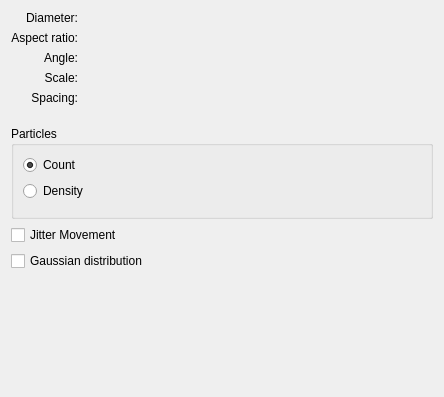
First picture: the form in plugins/paintops/spray/wdgsprayoptions.ui, repository KDE/krita, before the edit.
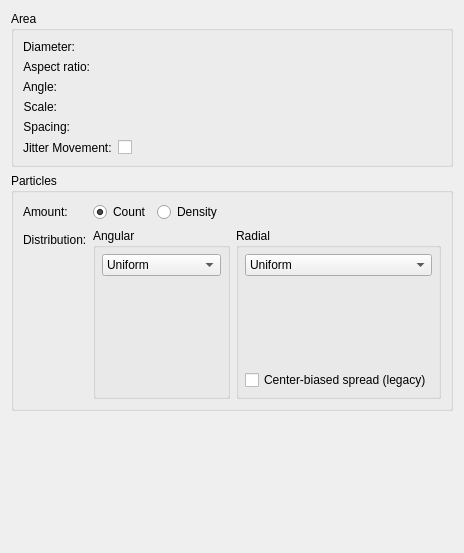
Second picture: the form after the edit. Custom widgets are drawn as their Qt base class.

Commit message: Add more particle distributions to the spray engine

Diff of the .ui file:
```diff
--- a/plugins/paintops/spray/wdgsprayoptions.ui
+++ b/plugins/paintops/spray/wdgsprayoptions.ui
@@ -10,8 +10,8 @@
    <rect>
     <x>0</x>
     <y>0</y>
-    <width>444</width>
-    <height>397</height>
+    <width>464</width>
+    <height>553</height>
    </rect>
   </property>
   <property name="sizePolicy">
@@ -26,11 +26,15 @@
     <height>290</height>
    </size>
   </property>
-  <layout class="QGridLayout" name="gridLayout_4">
-   <item row="0" column="0">
-    <layout class="QGridLayout" name="gridLayout_2">
-     <property name="bottomMargin">
-      <number>15</number>
+  <layout class="QVBoxLayout" name="verticalLayout" stretch="0,0,1">
+   <item>
+    <widget class="QGroupBox" name="groupBox_2">
+     <property name="title">
+      <string>Area</string>
+     </property>
+     <layout class="QFormLayout" name="formLayout">
+      <property name="fieldGrowthPolicy">
+       <enum>QFormLayout::AllNonFixedFieldsGrow</enum>
      </property>
      <item row="0" column="0">
       <widget class="QLabel" name="diameterLabel">
@@ -100,6 +104,29 @@
        </property>
       </widget>
      </item>
+      <item row="2" column="1">
+       <layout class="QHBoxLayout" name="horizontalLayout">
+        <property name="spacing">
+         <number>0</number>
+        </property>
+        <item>
+         <widget class="KisAngleSelector" name="rotationAngleSelector" native="true"/>
+        </item>
+        <item>
+         <spacer name="horizontalSpacer">
+          <property name="orientation">
+           <enum>Qt::Horizontal</enum>
+          </property>
+          <property name="sizeHint" stdset="0">
+           <size>
+            <width>0</width>
+            <height>0</height>
+           </size>
+          </property>
+         </spacer>
+        </item>
+       </layout>
+      </item>
      <item row="3" column="0">
       <widget class="QLabel" name="scaleLbl">
        <property name="sizePolicy">
@@ -137,82 +164,61 @@
       </widget>
      </item>
      <item row="4" column="1">
-      <widget class="KisDoubleSliderSpinBox" name="spacingSpin" native="true">
+       <widget class="KisDoubleSliderSpinBox" name="spacingSpin" native="true"/>
+      </item>
+      <item row="5" column="0">
+       <widget class="QLabel" name="labelJitter">
+        <property name="text">
+         <string>Jitter Movement:</string>
+        </property>
+       </widget>
+      </item>
+      <item row="5" column="1">
+       <layout class="QHBoxLayout" name="horizontalLayout_2" stretch="0,1">
+        <item>
+         <widget class="QCheckBox" name="jitterMoveBox">
        <property name="sizePolicy">
-        <sizepolicy hsizetype="MinimumExpanding" vsizetype="Fixed">
+           <sizepolicy hsizetype="Minimum" vsizetype="Fixed">
          <horstretch>0</horstretch>
          <verstretch>0</verstretch>
         </sizepolicy>
        </property>
-      </widget>
-     </item>
-     <item row="2" column="1">
-      <layout class="QHBoxLayout" name="horizontalLayout">
-       <property name="spacing">
-        <number>0</number>
-       </property>
+          <property name="text">
+           <string/>
+          </property>
+         </widget>
+        </item>
        <item>
-        <widget class="KisAngleSelector" name="rotationAngleSelector" native="true"/>
-       </item>
-       <item>
-        <spacer name="horizontalSpacer">
-         <property name="orientation">
-          <enum>Qt::Horizontal</enum>
-         </property>
-         <property name="sizeHint" stdset="0">
-          <size>
-           <width>0</width>
-           <height>0</height>
-          </size>
-         </property>
-        </spacer>
+         <widget class="KisDoubleSliderSpinBox" name="jitterMovementSpin" native="true">
+          <property name="enabled">
+           <bool>false</bool>
+          </property>
+         </widget>
        </item>
       </layout>
      </item>
     </layout>
+    </widget>
    </item>
-   <item row="1" column="0">
+   <item>
     <widget class="QGroupBox" name="groupBox">
-     <property name="sizePolicy">
-      <sizepolicy hsizetype="Preferred" vsizetype="Fixed">
-       <horstretch>0</horstretch>
-       <verstretch>0</verstretch>
-      </sizepolicy>
-     </property>
      <property name="title">
       <string>Particles</string>
      </property>
-     <property name="flat">
-      <bool>false</bool>
-     </property>
-     <property name="checkable">
-      <bool>false</bool>
-     </property>
-     <layout class="QGridLayout" name="gridLayout">
-      <property name="bottomMargin">
-       <number>15</number>
-      </property>
-      <item row="1" column="0">
-       <widget class="QRadioButton" name="densityRadioButton">
-        <property name="text">
-         <string>Density</string>
-        </property>
-       </widget>
-      </item>
-      <item row="1" column="1">
-       <widget class="KisDoubleSliderSpinBox" name="coverageSpin" native="true">
-        <property name="enabled">
-         <bool>false</bool>
-        </property>
-        <property name="sizePolicy">
-         <sizepolicy hsizetype="Expanding" vsizetype="Fixed">
-          <horstretch>0</horstretch>
-          <verstretch>0</verstretch>
-         </sizepolicy>
-        </property>
-       </widget>
-      </item>
+     <layout class="QFormLayout" name="formLayout_2">
+      <property name="fieldGrowthPolicy">
+       <enum>QFormLayout::AllNonFixedFieldsGrow</enum>
+      </property>
       <item row="0" column="0">
+       <widget class="QLabel" name="label">
+        <property name="text">
+         <string>Amount:</string>
+        </property>
+       </widget>
+      </item>
+      <item row="0" column="1">
+       <layout class="QHBoxLayout" name="horizontalLayout_5" stretch="0,0,1">
+        <item>
        <widget class="QRadioButton" name="countRadioButton">
         <property name="text">
          <string>Count</string>
@@ -222,62 +228,244 @@
         </property>
        </widget>
       </item>
-      <item row="0" column="1">
-       <widget class="KisDoubleSliderSpinBox" name="particlesSpinBox" native="true">
-        <property name="enabled">
-         <bool>true</bool>
+        <item>
+         <widget class="QRadioButton" name="densityRadioButton">
+          <property name="text">
+           <string>Density</string>
         </property>
        </widget>
       </item>
-     </layout>
-    </widget>
-   </item>
-   <item row="2" column="0">
-    <layout class="QGridLayout" name="gridLayout_3" rowstretch="0,0" columnstretch="0,1">
-     <item row="0" column="0">
-      <widget class="QCheckBox" name="jitterMoveBox">
+        <item>
+         <layout class="QHBoxLayout" name="horizontalLayout_4">
+          <property name="spacing">
+           <number>0</number>
+          </property>
+          <item>
+           <widget class="KisDoubleSliderSpinBox" name="particlesSpinBox" native="true"/>
+          </item>
+          <item>
+           <widget class="KisDoubleSliderSpinBox" name="coverageSpin" native="true"/>
+          </item>
+         </layout>
+        </item>
+       </layout>
+      </item>
+      <item row="1" column="1">
+       <layout class="QHBoxLayout" name="horizontalLayout_3">
+        <item>
+         <widget class="QGroupBox" name="groupBoxAngularDistribution">
+          <property name="title">
+           <string>Angular</string>
+          </property>
+          <layout class="QVBoxLayout" name="layoutAngularDist" stretch="0,0,1">
+           <property name="leftMargin">
+            <number>6</number>
+           </property>
+           <property name="topMargin">
+            <number>6</number>
+           </property>
+           <property name="rightMargin">
+            <number>6</number>
+           </property>
+           <property name="bottomMargin">
+            <number>6</number>
+           </property>
+           <item>
+            <widget class="QComboBox" name="angularDistCombo">
        <property name="sizePolicy">
-        <sizepolicy hsizetype="Minimum" vsizetype="Fixed">
+              <sizepolicy hsizetype="MinimumExpanding" vsizetype="Fixed">
          <horstretch>0</horstretch>
          <verstretch>0</verstretch>
         </sizepolicy>
        </property>
+             <item>
        <property name="text">
-        <string>Jitter Movement</string>
-       </property>
-      </widget>
-     </item>
-     <item row="0" column="1">
-      <widget class="KisDoubleSliderSpinBox" name="jitterMovementSpin" native="true">
-       <property name="enabled">
-        <bool>false</bool>
-       </property>
+               <string>Uniform</string>
+              </property>
+             </item>
+             <item>
+              <property name="text">
+               <string>Curve</string>
+              </property>
+             </item>
+            </widget>
+           </item>
+           <item>
+            <widget class="QWidget" name="curveAngularDistContainer" native="true">
+             <layout class="QVBoxLayout" name="verticalLayout_2">
+              <property name="leftMargin">
+               <number>0</number>
+              </property>
+              <property name="topMargin">
+               <number>0</number>
+              </property>
+              <property name="rightMargin">
+               <number>0</number>
+              </property>
+              <property name="bottomMargin">
+               <number>0</number>
+              </property>
+              <item>
+               <widget class="KisCurveWidget" name="curveAngularDistWidget" native="true">
+                <property name="minimumSize">
+                 <size>
+                  <width>100</width>
+                  <height>64</height>
+                 </size>
+                </property>
+               </widget>
+              </item>
+              <item>
+               <widget class="KisSliderSpinBox" name="curveAngularDistSpin" native="true"/>
+              </item>
+             </layout>
+            </widget>
+           </item>
+           <item>
+            <spacer name="verticalSpacer_2">
+             <property name="orientation">
+              <enum>Qt::Vertical</enum>
+             </property>
+             <property name="sizeHint" stdset="0">
+              <size>
+               <width>0</width>
+               <height>0</height>
+              </size>
+             </property>
+            </spacer>
+           </item>
+          </layout>
+         </widget>
+        </item>
+        <item>
+         <widget class="QGroupBox" name="groupBoxRadialDistribution">
+          <property name="title">
+           <string>Radial</string>
+          </property>
+          <layout class="QVBoxLayout" name="layoutRadialDist" stretch="0,0,0,0,0,1">
+           <property name="leftMargin">
+            <number>6</number>
+           </property>
+           <property name="topMargin">
+            <number>6</number>
+           </property>
+           <property name="rightMargin">
+            <number>6</number>
+           </property>
+           <property name="bottomMargin">
+            <number>6</number>
+           </property>
+           <item>
+            <widget class="QComboBox" name="radialDistCombo">
        <property name="sizePolicy">
-        <sizepolicy hsizetype="Preferred" vsizetype="Preferred">
+              <sizepolicy hsizetype="MinimumExpanding" vsizetype="Fixed">
          <horstretch>0</horstretch>
          <verstretch>0</verstretch>
         </sizepolicy>
        </property>
-      </widget>
-     </item>
-     <item row="1" column="0" colspan="2">
-      <widget class="QCheckBox" name="gaussianBox">
+             <item>
+              <property name="text">
+               <string>Uniform</string>
+              </property>
+             </item>
+             <item>
+              <property name="text">
+               <string>Gaussian</string>
+              </property>
+             </item>
+             <item>
+              <property name="text">
+               <string>Cluster</string>
+              </property>
+             </item>
+             <item>
+              <property name="text">
+               <string>Curve</string>
+              </property>
+             </item>
+            </widget>
+           </item>
+           <item>
+            <widget class="KisDoubleSliderSpinBox" name="stdDeviationRadialDistSpin" native="true"/>
+           </item>
+           <item>
+            <widget class="KisDoubleSliderSpinBox" name="clusterRadialDistSpin" native="true"/>
+           </item>
+           <item>
+            <widget class="QWidget" name="curveRadialDistContainer" native="true">
+             <layout class="QVBoxLayout" name="verticalLayout_3">
+              <property name="leftMargin">
+               <number>0</number>
+              </property>
+              <property name="topMargin">
+               <number>0</number>
+              </property>
+              <property name="rightMargin">
+               <number>0</number>
+              </property>
+              <property name="bottomMargin">
+               <number>0</number>
+              </property>
+              <item>
+               <widget class="KisCurveWidget" name="curveRadialDistWidget" native="true">
+                <property name="minimumSize">
+                 <size>
+                  <width>100</width>
+                  <height>64</height>
+                 </size>
+                </property>
+               </widget>
+              </item>
+              <item>
+               <widget class="KisSliderSpinBox" name="curveRadialDistSpin" native="true"/>
+              </item>
+             </layout>
+            </widget>
+           </item>
+           <item>
+            <widget class="QCheckBox" name="centerBiasedPolarDistanceBox">
        <property name="text">
-        <string>Gaussian distribution</string>
+              <string>Center-biased spread (legacy)</string>
        </property>
       </widget>
      </item>
-    </layout>
-   </item>
-   <item row="3" column="0">
+           <item>
+            <spacer name="verticalSpacer_3">
+             <property name="orientation">
+              <enum>Qt::Vertical</enum>
+             </property>
+             <property name="sizeHint" stdset="0">
+              <size>
+               <width>0</width>
+               <height>0</height>
+              </size>
+             </property>
+            </spacer>
+           </item>
+          </layout>
+         </widget>
+        </item>
+       </layout>
+      </item>
+      <item row="1" column="0">
+       <widget class="QLabel" name="label_3">
+        <property name="text">
+         <string>Distribution:</string>
+        </property>
+       </widget>
+      </item>
+     </layout>
+    </widget>
+   </item>
+   <item>
     <spacer name="verticalSpacer">
      <property name="orientation">
       <enum>Qt::Vertical</enum>
      </property>
      <property name="sizeHint" stdset="0">
       <size>
-       <width>20</width>
-       <height>40</height>
+       <width>0</width>
+       <height>0</height>
       </size>
      </property>
     </spacer>
@@ -297,6 +485,18 @@
    <header location="global">KisAngleSelector.h</header>
    <container>1</container>
   </customwidget>
+  <customwidget>
+   <class>KisCurveWidget</class>
+   <extends>QWidget</extends>
+   <header location="global">kis_curve_widget.h</header>
+   <container>1</container>
+  </customwidget>
+  <customwidget>
+   <class>KisSliderSpinBox</class>
+   <extends>QWidget</extends>
+   <header location="global">kis_slider_spin_box.h</header>
+   <container>1</container>
+  </customwidget>
  </customwidgets>
  <resources/>
  <connections/>
```
Left out of the diff: 29 changed lines with no effect on the pictures. Lines whose indentation alone changed are shown as unchanged. The commit also changes 11 other files.
